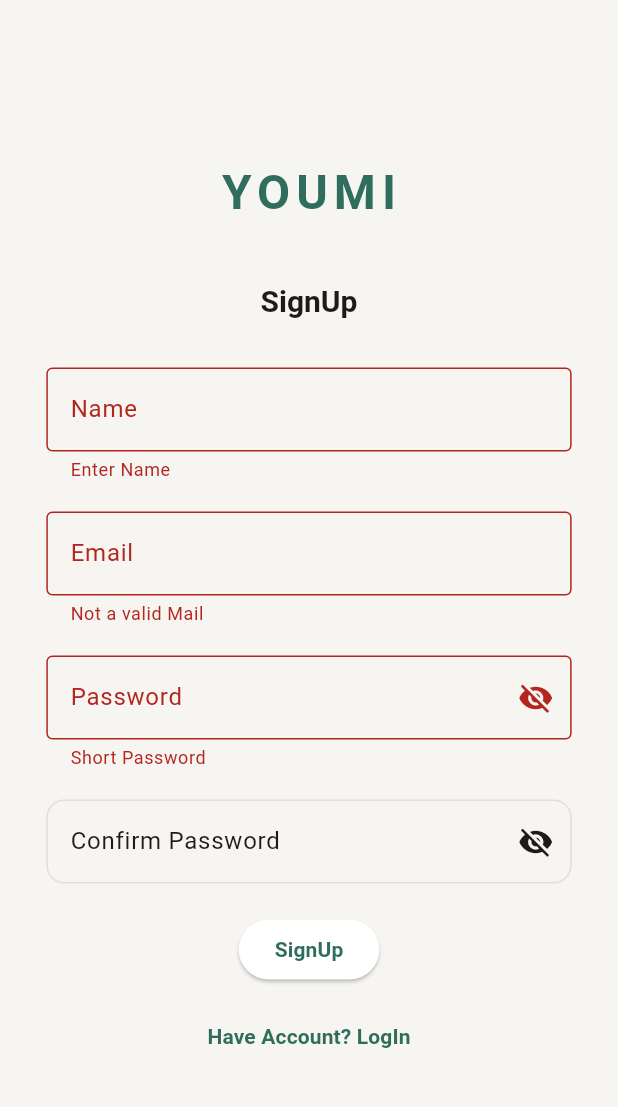
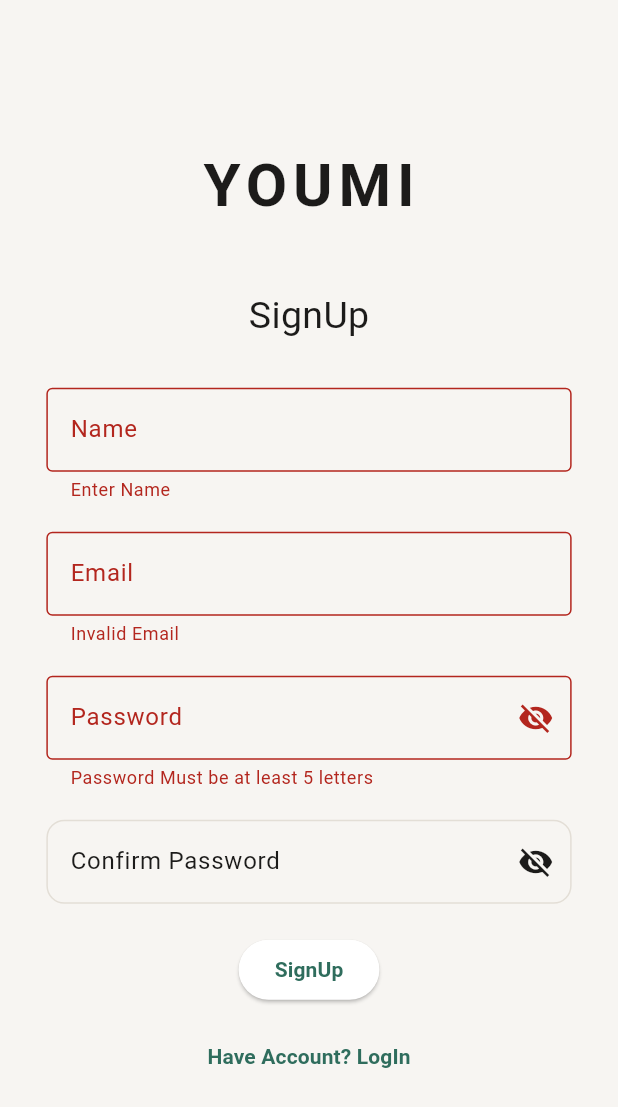
Before and after one commit to Andary22/YOUMI, a Flutter app: the AuthPage screen opened directly, after a tap on "LogIn", after a tap on "New here? SignUp", after a tap on "SignUp", on a phone screen of 412 x 824 dp. Shown: the top 1107 px of the screen. Run offline on Flutter 3.47's test engine with Material 3 defaults, Android fonts, the phone set to English and light mode, and no system bars.

Commit message:
feat: build AuthPage UI with validation according to standard style

```diff
--- a/lib/features/auth/auth.dart
+++ b/lib/features/auth/auth.dart
@@ -1,6 +1,4 @@
 import 'package:flutter/material.dart';
-import 'package:provider/provider.dart';
-import 'package:youmi_dev/providers/app_provider.dart';
 
 class AuthPage extends StatefulWidget {
   const AuthPage({super.key});
@@ -11,67 +9,53 @@ class AuthPage extends StatefulWidget {
 
 class _AuthPageState extends State<AuthPage> {
   final formKey = GlobalKey<FormState>();
-  final nameController = TextEditingController();
-  final emailController = TextEditingController();
-  final passwordController = TextEditingController();
-  final confirmPasswordController = TextEditingController();
-  final resetEmailController = TextEditingController();
+  TextEditingController nameController = TextEditingController();
+  TextEditingController emailController = TextEditingController();
+  TextEditingController passwordController = TextEditingController();
+  TextEditingController confirmPasswordController = TextEditingController();
+  TextEditingController resetEmailController = TextEditingController();
 
   bool isLoginView = true;
   bool isPasswordObscured = true;
   bool isConfirmPasswordObscured = true;
 
   @override
-  void dispose() {
-    nameController.dispose();
-    emailController.dispose();
-    passwordController.dispose();
-    confirmPasswordController.dispose();
-    resetEmailController.dispose();
-    super.dispose();
-  }
-
-  @override
   Widget build(BuildContext context) {
-    final theme = Theme.of(context);
-    // ignore: unused_local_variable
-    final appProvider = context.read<AppProvider>();
-
     return Scaffold(
       body: SafeArea(
         child: Center(
           child: SingleChildScrollView(
-            padding: const EdgeInsets.all(24.0),
+            padding: EdgeInsets.all(24.0),
             child: Form(
               key: formKey,
               child: Column(
                 children: [
                   Text(
                     'YOUMI',
-                    style: theme.textTheme.displaySmall?.copyWith(
-                      color: theme.colorScheme.primary,
+                    style: TextStyle(
+                      fontSize: 40,
                       fontWeight: FontWeight.bold,
                       letterSpacing: 4.0,
                     ),
                   ),
-                  const SizedBox(height: 40),
+                  SizedBox(height: 40),
 
                   if (isLoginView) ...[
-                    Text('Login', style: theme.textTheme.headlineSmall),
-                    const SizedBox(height: 30),
+                    Text('Login', style: TextStyle(fontSize: 25)),
+                    SizedBox(height: 30),
                     SizedBox(
                       width: MediaQuery.of(context).size.width * 0.85,
                       child: TextFormField(
                         controller: emailController,
                         validator: validateEmail,
-                        decoration: const InputDecoration(
+                        decoration: InputDecoration(
                           border: OutlineInputBorder(),
                           prefixIcon: Icon(Icons.email),
                           label: Text("Email"),
                         ),
                       ),
                     ),
-                    const SizedBox(height: 20),
+                    SizedBox(height: 20),
                     SizedBox(
                       width: MediaQuery.of(context).size.width * 0.85,
                       child: TextFormField(
@@ -79,14 +63,20 @@ class _AuthPageState extends State<AuthPage> {
                         validator: validatePassword,
                         obscureText: isPasswordObscured,
                         decoration: InputDecoration(
-                          border: const OutlineInputBorder(),
-                          prefixIcon: const Icon(Icons.lock),
-                          label: const Text("Password"),
+                          border: OutlineInputBorder(),
+                          prefixIcon: Icon(Icons.lock),
+                          label: Text("Password"),
                           suffixIcon: IconButton(
                             onPressed: () {
-                              setState(() { isPasswordObscured = !isPasswordObscured; });
+                              setState(() {
+                                isPasswordObscured = !isPasswordObscured;
+                              });
                             },
-                            icon: Icon(isPasswordObscured ? Icons.visibility_off : Icons.visibility),
+                            icon: Icon(
+                              isPasswordObscured
+                                  ? Icons.visibility_off
+                                  : Icons.visibility,
+                            ),
                           ),
                         ),
                       ),
@@ -99,61 +89,87 @@ class _AuthPageState extends State<AuthPage> {
                             context: context,
                             isScrollControlled: true,
                             builder: (context) => Padding(
-                              padding: EdgeInsets.only(bottom: MediaQuery.of(context).viewInsets.bottom, left: 20, right: 20, top: 20),
+                              padding: EdgeInsets.only(
+                                bottom: MediaQuery.of(
+                                  context,
+                                ).viewInsets.bottom,
+                                left: 20,
+                                right: 20,
+                                top: 20,
+                              ),
                               child: Column(
                                 mainAxisSize: MainAxisSize.min,
                                 children: [
-                                  Text("Reset Password", style: theme.textTheme.titleLarge),
-                                  const SizedBox(height: 20),
+                                  Text(
+                                    "Reset Password",
+                                    style: TextStyle(fontSize: 20),
+                                  ),
+                                  SizedBox(height: 20),
                                   TextField(
                                     controller: resetEmailController,
-                                    decoration: const InputDecoration(border: OutlineInputBorder(), label: Text("Email"))
+                                    decoration: InputDecoration(
+                                      border: OutlineInputBorder(),
+                                      label: Text("Email"),
+                                    ),
                                   ),
-                                  const SizedBox(height: 20),
+                                  SizedBox(height: 20),
                                   ElevatedButton(
-                                    onPressed: () => Navigator.pop(context),
-                                    child: const Text("Send")
+                                    onPressed: () {
+                                      setState(() {
+                                        Navigator.pop(context);
+                                      });
+                                    },
+                                    child: Text("Send"),
                                   ),
-                                  const SizedBox(height: 20),
+                                  SizedBox(height: 20),
                                 ],
                               ),
                             ),
                           );
                         },
-                        child: const Text('Forgot password?'),
+                        child: Text('Forgot password?'),
                       ),
                     ),
-                    const SizedBox(height: 20),
+                    SizedBox(height: 20),
                     ElevatedButton(
                       onPressed: () {
-                        if (formKey.currentState!.validate()) {
-                        }
+                        setState(() {
+                          if (formKey.currentState!.validate()) {
+                            // Login Code Here
+                          }
+                        });
                       },
-                      child: const Text('LogIn'),
+                      child: Text('LogIn'),
                     ),
                   ],
 
                   if (!isLoginView) ...[
-                    Text('SignUp', style: theme.textTheme.headlineSmall),
-                    const SizedBox(height: 30),
+                    Text('SignUp', style: TextStyle(fontSize: 25)),
+                    SizedBox(height: 30),
                     SizedBox(
                       width: MediaQuery.of(context).size.width * 0.85,
                       child: TextFormField(
                         controller: nameController,
                         validator: validateName,
-                        decoration: const InputDecoration(border: OutlineInputBorder(), label: Text("Name")),
+                        decoration: InputDecoration(
+                          border: OutlineInputBorder(),
+                          label: Text("Name"),
+                        ),
                       ),
                     ),
-                    const SizedBox(height: 20),
+                    SizedBox(height: 20),
                     SizedBox(
                       width: MediaQuery.of(context).size.width * 0.85,
                       child: TextFormField(
                         controller: emailController,
                         validator: validateEmail,
-                        decoration: const InputDecoration(border: OutlineInputBorder(), label: Text("Email")),
+                        decoration: InputDecoration(
+                          border: OutlineInputBorder(),
+                          label: Text("Email"),
+                        ),
                       ),
                     ),
-                    const SizedBox(height: 20),
+                    SizedBox(height: 20),
                     SizedBox(
                       width: MediaQuery.of(context).size.width * 0.85,
                       child: TextFormField(
@@ -161,18 +177,24 @@ class _AuthPageState extends State<AuthPage> {
                         validator: validatePassword,
                         obscureText: isPasswordObscured,
                         decoration: InputDecoration(
-                          border: const OutlineInputBorder(),
-                          label: const Text("Password"),
+                          border: OutlineInputBorder(),
+                          label: Text("Password"),
                           suffixIcon: IconButton(
                             onPressed: () {
-                              setState(() { isPasswordObscured = !isPasswordObscured; });
+                              setState(() {
+                                isPasswordObscured = !isPasswordObscured;
+                              });
                             },
-                            icon: Icon(isPasswordObscured ? Icons.visibility_off : Icons.visibility)
+                            icon: Icon(
+                              isPasswordObscured
+                                  ? Icons.visibility_off
+                                  : Icons.visibility,
+                            ),
                           ),
                         ),
                       ),
                     ),
-                    const SizedBox(height: 20),
+                    SizedBox(height: 20),
                     SizedBox(
                       width: MediaQuery.of(context).size.width * 0.85,
                       child: TextFormField(
@@ -180,33 +202,47 @@ class _AuthPageState extends State<AuthPage> {
                         validator: validateConfirmPassword,
                         obscureText: isConfirmPasswordObscured,
                         decoration: InputDecoration(
-                          border: const OutlineInputBorder(),
-                          label: const Text("Confirm Password"),
+                          border: OutlineInputBorder(),
+                          label: Text("Confirm Password"),
                           suffixIcon: IconButton(
                             onPressed: () {
-                              setState(() { isConfirmPasswordObscured = !isConfirmPasswordObscured; });
+                              setState(() {
+                                isConfirmPasswordObscured =
+                                    !isConfirmPasswordObscured;
+                              });
                             },
-                            icon: Icon(isConfirmPasswordObscured ? Icons.visibility_off : Icons.visibility)
+                            icon: Icon(
+                              isConfirmPasswordObscured
+                                  ? Icons.visibility_off
+                                  : Icons.visibility,
+                            ),
                           ),
                         ),
                       ),
                     ),
-                    const SizedBox(height: 20),
+                    SizedBox(height: 20),
                     ElevatedButton(
                       onPressed: () {
-                        if (formKey.currentState!.validate()) {
-                        }
+                        setState(() {
+                          if (formKey.currentState!.validate()) {
+                            // Sign Up Code Here
+                          }
+                        });
                       },
-                      child: const Text('SignUp'),
+                      child: Text('SignUp'),
                     ),
                   ],
 
-                  const SizedBox(height: 10),
+                  SizedBox(height: 10),
                   TextButton(
                     onPressed: () {
-                      setState(() { isLoginView = !isLoginView; });
+                      setState(() {
+                        isLoginView = !isLoginView;
+                      });
                     },
-                    child: Text(isLoginView ? "New here? SignUp" : "Have Account? LogIn"),
+                    child: Text(
+                      isLoginView ? "New here? SignUp" : "Have Account? LogIn",
+                    ),
                   ),
                 ],
               ),
@@ -217,19 +253,31 @@ class _AuthPageState extends State<AuthPage> {
     );
   }
 
-  String? validateName(String? value) {
-    return (value != null && value.isNotEmpty) ? null : "Enter Name";
+  String? validateName(String? s) {
+    if (s != null && s.isNotEmpty)
+      return null;
+    else
+      return "Enter Name";
   }
 
-  String? validateEmail(String? value) {
-    return (value != null && value.contains("@")) ? null : "Not a valid Mail";
+  String? validateEmail(String? s) {
+    if (s != null && s.contains("@"))
+      return null;
+    else
+      return "Invalid Email";
   }
 
-  String? validatePassword(String? value) {
-    return (value != null && value.length > 5) ? null : "Short Password";
+  String? validatePassword(String? s) {
+    if (s != null && s.length > 5)
+      return null;
+    else
+      return "Password Must be at least 5 letters";
   }
 
-  String? validateConfirmPassword(String? value) {
-    return (value != null && value == passwordController.text) ? null : "Passwords do not match";
+  String? validateConfirmPassword(String? s) {
+    if (s != null && s == passwordController.text)
+      return null;
+    else
+      return "Passwords do not match";
   }
 }
```
